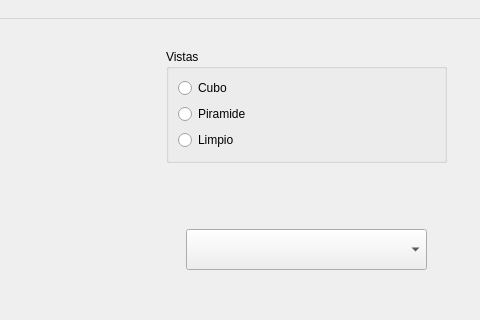
This is mainwindow.ui in kioshiokamoto/Proyecto-final-CV as Qt 5 draws it before an edit; both pictures show x 604 to 1084 and y 0 to 320 of the 1084 by 714 pixel window. The edited form follows.
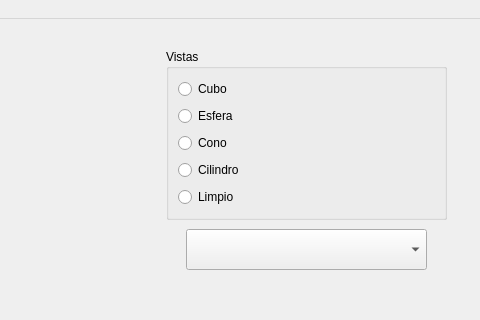
This is the edited form. Custom widgets are drawn as their Qt base class.

Commit message: Solucion inconveniente esfera, implementacion de botones y eventos

```diff
--- a/mainwindow.ui
+++ b/mainwindow.ui
@@ -31,7 +31,7 @@
       <x>770</x>
       <y>30</y>
       <width>281</width>
-      <height>114</height>
+      <height>171</height>
      </rect>
     </property>
     <property name="title">
@@ -48,7 +48,21 @@
      <item>
       <widget class="QRadioButton" name="radioButton_2">
        <property name="text">
-        <string>Piramide</string>
+        <string>Esfera</string>
+       </property>
+      </widget>
+     </item>
+     <item>
+      <widget class="QRadioButton" name="radioButton_4">
+       <property name="text">
+        <string>Cono</string>
+       </property>
+      </widget>
+     </item>
+     <item>
+      <widget class="QRadioButton" name="radioButton_5">
+       <property name="text">
+        <string>Cilindro</string>
        </property>
       </widget>
      </item>
```
The commit also changes 4 other files.
